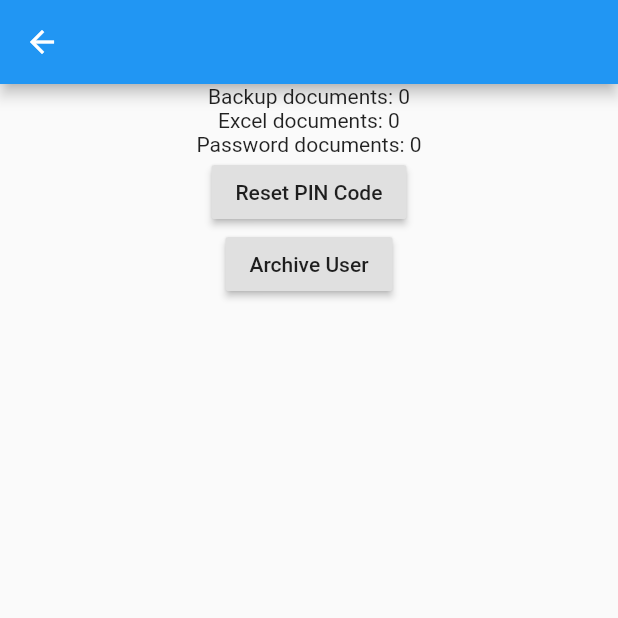
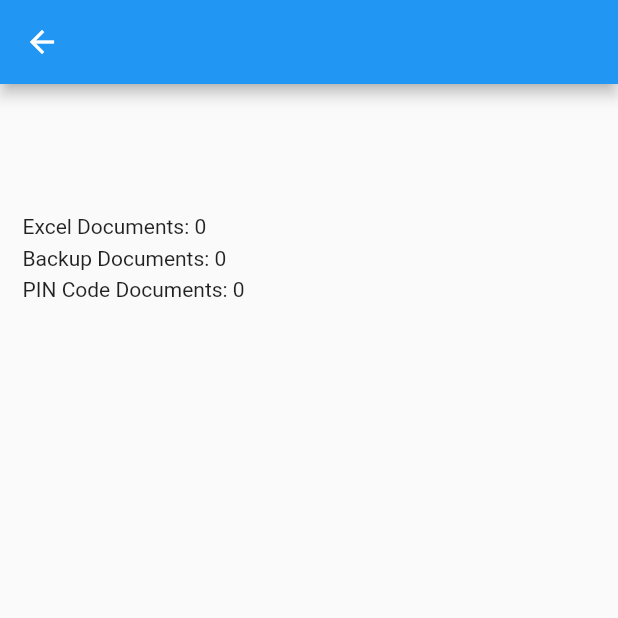
Before and after one commit to chrisly-bear/PEBRApp-Console, a Flutter app: the UserScreen screen opened directly with empty values, on a phone screen of 412 x 824 dp, the top half of it. Run offline on Flutter 3.47's test engine with Material 2 defaults, Android fonts, the phone set to English and light mode, and no system bars; network calls fail; project files that could hold a hidden picture were left out.

Commit message:
Redesigned user screen.

```diff
--- a/lib/screens/user_screen.dart
+++ b/lib/screens/user_screen.dart
@@ -17,25 +17,35 @@ class _UserScreenState extends State<UserScreen> {
       appBar: AppBar(
         title: Text(widget._user.username),
       ),
-      body: Container(
-        width: double.infinity,
+      body: _buildBody(),
+    );
+  }
+
+  Widget _buildBody() {
+    const _lineHeight = 1.5;
+    return SingleChildScrollView(
+      child: Padding(
+        padding: const EdgeInsets.all(15.0),
         child: Column(
-          crossAxisAlignment: CrossAxisAlignment.center,
+          crossAxisAlignment: CrossAxisAlignment.stretch,
           children: [
-            Text('Backup documents: ${widget._user.backupFiles?.length}'),
-            Text('Excel documents: ${widget._user.dataFiles?.length}'),
-            Text('Password documents: ${widget._user.passwordFiles?.length}'),
-            RaisedButton(
-              onPressed: () {},
-              child: Text('Reset PIN Code'),
+            Text(
+              widget._user.username,
+              style: TextStyle(fontSize: 26.0, fontWeight: FontWeight.w600),
             ),
-            RaisedButton(
-              onPressed: () {},
-              child: Text('Archive User'),
+            SizedBox(height: 5.0),
+            Text(
+              '${widget._user.firstname} ${widget._user.lastname}',
+              style: TextStyle(fontSize: 20.0, fontWeight: FontWeight.w400),
             ),
+            SizedBox(height: 10.0),
+            Text('Excel Documents: ${widget._user.dataFiles?.length}', style: TextStyle(height: _lineHeight)),
+            Text('Backup Documents: ${widget._user.backupFiles?.length}', style: TextStyle(height: _lineHeight)),
+            Text('PIN Code Documents: ${widget._user.passwordFiles?.length}', style: TextStyle(height: _lineHeight)),
           ],
         ),
       ),
     );
   }
+
 }
```
